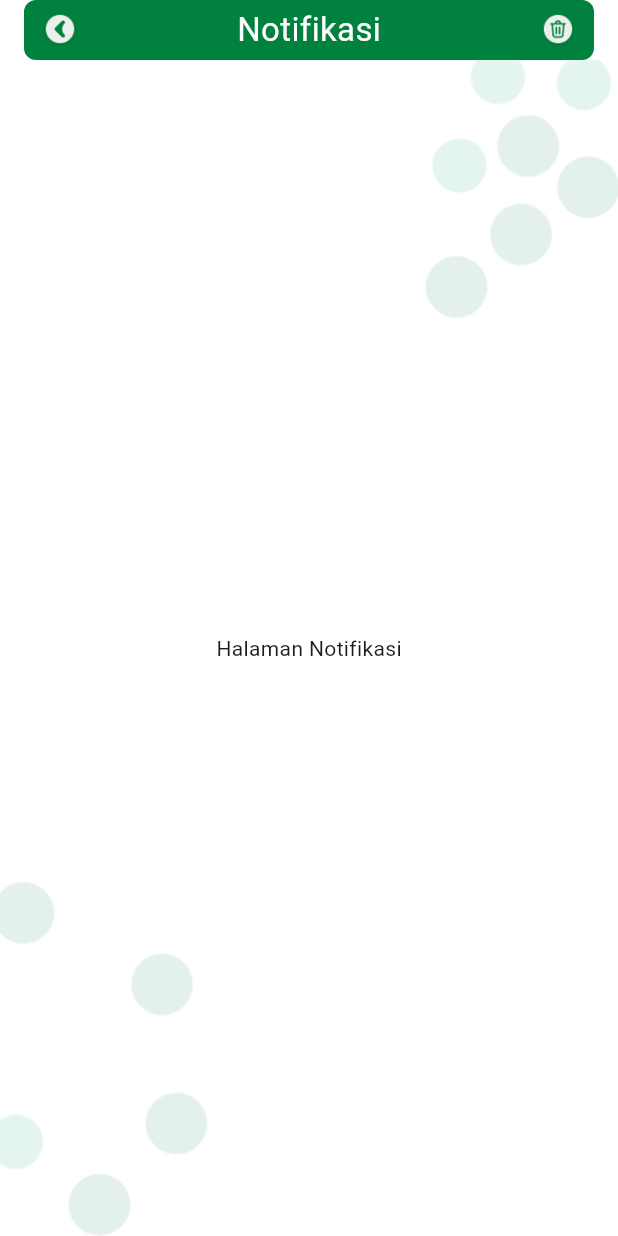
After one commit to Nndittoo/TANIKU, a Flutter app: the screen it shows once a user with an empty profile is signed in, item 2 of the bottom bar chosen, after a tap on the "mark email unread" icon, on a phone screen of 412 x 824 dp. The commit adds this screen. Run offline on Flutter 3.47's test engine with Material 3 defaults, Android fonts, the phone set to English and light mode, and no system bars; our stand-ins replace firebase_auth, firebase_core, geolocator, google_sign_in, image_picker; accounts and stored records are empty.

Commit message:
fitur lokasi

```diff
--- a/lib/api/weather_service.dart
+++ b/lib/api/weather_service.dart
@@ -1,15 +1,17 @@
 import 'dart:convert';
 import 'dart:developer';
 import 'package:http/http.dart' as http;
+import 'package:geolocator/geolocator.dart';
 
 class WeatherService {
   final String apiKey =
       '6467bb2e8d015f23f0b6068f7d23b589'; // Ganti dengan API key Anda
 
-  // Fetch current weather data
-  Future<Map<String, dynamic>?> fetchWeatherData(String cityName) async {
+  // Fetch current weather data using lat/lon
+  Future<Map<String, dynamic>?> fetchWeatherDataByLocation(
+      double latitude, double longitude) async {
     final url =
-        'https://api.openweathermap.org/data/2.5/weather?q=$cityName,ID&appid=$apiKey&units=metric&lang=id';
+        'https://api.openweathermap.org/data/2.5/weather?lat=$latitude&lon=$longitude&appid=$apiKey&units=metric&lang=id';
 
     try {
       final response = await http.get(Uri.parse(url));
@@ -25,10 +27,11 @@ class WeatherService {
     }
   }
 
-  // Fetch 5-day forecast data and filter for midday forecasts
-  Future<List<Map<String, dynamic>>?> fetchForecastData(String cityName) async {
+  // Fetch 5-day forecast data using lat/lon and filter for midday forecasts
+  Future<List<Map<String, dynamic>>?> fetchForecastDataByLocation(
+      double latitude, double longitude) async {
     final url =
-        'https://api.openweathermap.org/data/2.5/forecast?q=$cityName,ID&appid=$apiKey&units=metric&lang=id';
+        'https://api.openweathermap.org/data/2.5/forecast?lat=$latitude&lon=$longitude&appid=$apiKey&units=metric&lang=id';
 
     try {
       final response = await http.get(Uri.parse(url));
@@ -41,7 +44,7 @@ class WeatherService {
             .where((item) => item['dt_txt'].endsWith('12:00:00'))
             .map((item) => {
                   'date': item['dt_txt'],
-                  'temp': item['main']['temp'].toInt(), // Membulatkan suhu
+                  'temp': item['main']['temp'].toInt(),
                   'weather': item['weather'][0]['description'],
                   'icon': item['weather'][0]['main'],
                 })
@@ -57,4 +60,34 @@ class WeatherService {
       return null;
     }
   }
+
+  // Get current position using Geolocator
+  Future<Position> getCurrentPosition() async {
+    bool serviceEnabled;
+    LocationPermission permission;
+
+    // Check if location services are enabled
+    serviceEnabled = await Geolocator.isLocationServiceEnabled();
+    if (!serviceEnabled) {
+      throw Exception('Location services are disabled.');
+    }
+
+    // Check for location permissions
+    permission = await Geolocator.checkPermission();
+    if (permission == LocationPermission.denied) {
+      permission = await Geolocator.requestPermission();
+      if (permission == LocationPermission.denied) {
+        throw Exception('Location permissions are denied.');
+      }
+    }
+
+    if (permission == LocationPermission.deniedForever) {
+      throw Exception(
+          'Location permissions are permanently denied. Cannot request permissions.');
+    }
+
+    // Get the current position
+    return await Geolocator.getCurrentPosition(
+        desiredAccuracy: LocationAccuracy.high);
+  }
 }
--- a/lib/helper/utils.dart
+++ b/lib/helper/utils.dart
@@ -1,5 +1,4 @@
 import 'package:intl/intl.dart';
-import 'package:flutter/material.dart';
 
 String getWeatherImage(String input) {
   String assetPath = 'asset/img/';
@@ -90,7 +89,7 @@ List<Map<String, String>> getPlantRecommendations(
 
     default:
       addRecommendation(
-          {'name': 'Tanaman Umum', 'imagePath': 'asset/img/default_plant.png'});
+          {'name': 'Tidak ada', 'imagePath': 'asset/img/tidakada.png'});
   }
 
   // Logika berdasarkan kelembapan
--- a/lib/page/home.dart
+++ b/lib/page/home.dart
@@ -2,9 +2,13 @@ import 'package:flutter/material.dart';
 import 'package:taniku/api/weather_service.dart';
 import 'package:intl/intl.dart';
 import 'package:taniku/helper/utils.dart';
+import 'package:taniku/page/notifikasi.dart';
 import 'package:taniku/page/profil.dart';
 import 'package:taniku/page/auth/auth_service.dart';
+import 'package:geolocator/geolocator.dart';
 import 'package:image_picker/image_picker.dart';
+import 'dart:io';
+import 'package:taniku/api/posting_service.dart';
 
 class HomePage extends StatefulWidget {
   const HomePage({super.key});
@@ -38,7 +42,12 @@ class _HomePageState extends State<HomePage> {
         ),
         actions: [
           IconButton(
-            onPressed: () {},
+            onPressed: () {
+              Navigator.push(
+                  context,
+                  MaterialPageRoute(
+                      builder: (context) => const NotifikasiPage()));
+            },
             icon: const Icon(Icons.mark_email_unread_outlined),
             color: Colors.black87,
             iconSize: 32,
@@ -80,6 +89,7 @@ class _HomePageState extends State<HomePage> {
           mainAxisAlignment: MainAxisAlignment.end,
           children: [
             FloatingActionButton(
+              heroTag: 'btnPost',
               onPressed: () {
                 Navigator.push(
                     context,
@@ -94,6 +104,7 @@ class _HomePageState extends State<HomePage> {
             ),
             const SizedBox(height: 10),
             FloatingActionButton(
+              heroTag: 'btnSearch',
               onPressed: () {
                 Navigator.push(
                     context,
@@ -133,14 +144,26 @@ class _HomePageState extends State<HomePage> {
     );
   }
 
-  final String cityName = 'Medan';
   final WeatherService _weatherService = WeatherService();
 
-  Future<Map<String, dynamic>> fetchWeather(String cityName) async {
-    final currentData = await _weatherService.fetchWeatherData(cityName);
+  late double lat;
+  late double lon;
+
+  // Fungsi untuk mendapatkan lokasi dan cuaca
+  Future<Map<String, dynamic>> fetchWeather() async {
+    try {
+      Position position = await _weatherService.getCurrentPosition();
+      lat = position.latitude;
+      lon = position.longitude;
+
+      final currentData =
+          await _weatherService.fetchWeatherDataByLocation(lat, lon);
       return {
         'current': currentData,
       };
+    } catch (e) {
+      throw Exception('Gagal mendapatkan data cuaca: $e');
+    }
   }
 
   Widget buildMainContent(BuildContext context) {
@@ -153,17 +176,20 @@ class _HomePageState extends State<HomePage> {
             const SizedBox(height: 10),
             // Widget untuk menampilkan data cuaca
             FutureBuilder<Map<String, dynamic>>(
-              future: fetchWeather(cityName), // Memanggil fetchWeather
+              future: fetchWeather(), // Memanggil fetchWeather
               builder: (context, snapshot) {
                 if (snapshot.connectionState == ConnectionState.waiting) {
                   return const Center(
                       child: CircularProgressIndicator()); // Tampilkan loading
                 } else if (snapshot.hasError) {
-                  return Center(
+                  return const Center(
                       child: Text(
-                          'Error: ${snapshot.error}')); // Tampilkan error jika ada
+                          'Gagal Memuat Data')); // Tampilkan error jika ada
                 } else if (snapshot.hasData) {
                   var currentWeatherData = snapshot.data!['current'];
+                  String cityName =
+                      currentWeatherData['name']; // Ambil nama kota dari data
+
                   return Container(
                     height: 200,
                     decoration: const BoxDecoration(
@@ -193,17 +219,18 @@ class _HomePageState extends State<HomePage> {
                                       color: Colors.white, fontSize: 30),
                                 ),
                                 Text(
-                                  '${currentWeatherData!['weather'][0]['description']}',
+                                  '${currentWeatherData['weather'][0]['description']}',
                                   style: const TextStyle(
                                       color: Colors.white, fontSize: 16),
                                 ),
                                 const SizedBox(height: 10),
                                 TextButton(
                                   onPressed: () {
-                                    // Pindah ke halaman CuacaPage (halaman kelima dalam PageView)
                                     setState(() {
-                                      _currentIndex = 4;
-                                      _pageController.jumpToPage(4);
+                                      _currentIndex =
+                                          4; // Indeks halaman 'CuacaPage'
+                                      _pageController.jumpToPage(
+                                          4); // Navigasi ke halaman 'CuacaPage'
                                     });
                                   },
                                   style: TextButton.styleFrom(
@@ -227,7 +254,7 @@ class _HomePageState extends State<HomePage> {
                               image: DecorationImage(
                                 image: AssetImage(
                                   getWeatherImage(
-                                    currentWeatherData!['weather'][0]['main'],
+                                    currentWeatherData['weather'][0]['main'],
                                   ),
                                 ),
                                 fit: BoxFit.contain,
@@ -258,10 +285,11 @@ class _HomePageState extends State<HomePage> {
                 ),
                 TextButton(
                   onPressed: () {
-                    Navigator.push(
-                        context,
-                        MaterialPageRoute(
-                            builder: (context) => const MarketPricePage()));
+                    setState(() {
+                      _currentIndex = 1; // Indeks halaman 'MarketPricePage'
+                      _pageController.jumpToPage(
+                          1); // Navigasi ke halaman 'MarketPricePage'
+                    });
                   },
                   child: const Text(
                     "Selengkapnya",
@@ -304,7 +332,13 @@ class _HomePageState extends State<HomePage> {
                   ),
                 ),
                 TextButton(
-                  onPressed: () {},
+                  onPressed: () {
+                    setState(() {
+                      _currentIndex = 2; // Indeks halaman 'MarketPricePage'
+                      _pageController.jumpToPage(
+                          2); // Navigasi ke halaman 'MarketPricePage'
+                    });
+                  },
                   child: const Text(
                     "Selengkapnya",
                     style: TextStyle(
@@ -571,7 +605,8 @@ class TutorialPage extends StatelessWidget {
   @override
   Widget build(BuildContext context) {
     return Scaffold(
-      body: Padding(
+      body: SingleChildScrollView(
+        // Membungkus konten agar bisa di-scroll vertikal
         padding: const EdgeInsets.all(16.0),
         child: Column(
           crossAxisAlignment: CrossAxisAlignment.start,
@@ -642,7 +677,7 @@ class TutorialPage extends StatelessWidget {
                 ],
               ),
             ),
-            const SizedBox(height: 20),
+            const SizedBox(height: 10),
             // Card kecil pertama - latar belakang abu-abu
             _buildSmallCard("Judul Video 1", "Nama Penerbit",
                 "90K views • 1 minggu yang lalu",
@@ -864,18 +899,37 @@ class CuacaPage extends StatefulWidget {
 }
 
 class _CuacaPageState extends State<CuacaPage> {
-  final String cityName = 'Medan';
   final WeatherService _weatherService = WeatherService();
 
-  Future<Map<String, dynamic>> fetchWeather(String cityName) async {
-    final currentData = await _weatherService.fetchWeatherData(cityName);
+  late double lat;
+  late double lon;
+
+  Future<Map<String, dynamic>> fetchWeather() async {
+    try {
+      Position position = await _weatherService.getCurrentPosition();
+      lat = position.latitude;
+      lon = position.longitude;
+
+      final currentData =
+          await _weatherService.fetchWeatherDataByLocation(lat, lon);
       return {
         'current': currentData,
       };
+    } catch (e) {
+      throw Exception('Gagal mendapatkan data cuaca: $e');
+    }
   }
 
-  Future<List<Map<String, dynamic>>?> forecastWeather(String cityName) async {
-    return await _weatherService.fetchForecastData(cityName);
+  Future<List<Map<String, dynamic>>?> forecastWeather() async {
+    try {
+      Position position = await _weatherService.getCurrentPosition();
+      lat = position.latitude;
+      lon = position.longitude;
+
+      return await _weatherService.fetchForecastDataByLocation(lat, lon);
+    } catch (e) {
+      throw Exception('Gagal mendapatkan data forecast: $e');
+    }
   }
 
   @override
@@ -904,7 +958,7 @@ class _CuacaPageState extends State<CuacaPage> {
                       // Tindakan ketika tombol location ditekan
                     },
                     icon: const Icon(Icons.location_on),
-                    label: Text(cityName),
+                    label: const Text('Lokasi'),
                   ),
                 ],
               ),
@@ -915,7 +969,7 @@ class _CuacaPageState extends State<CuacaPage> {
                   padding:
                       const EdgeInsets.symmetric(vertical: 10, horizontal: 20),
                   decoration: BoxDecoration(
-                    color: Colors.green,
+                    color: const Color(0xff00813E),
                     borderRadius: BorderRadius.circular(12),
                   ),
                   child: Text(
@@ -930,7 +984,7 @@ class _CuacaPageState extends State<CuacaPage> {
               const SizedBox(height: 20),
               // Gambar cuaca di tengah
               FutureBuilder<Map<String, dynamic>>(
-                future: fetchWeather(cityName), // Memanggil fetchWeather
+                future: fetchWeather(), // Memanggil fetchWeather
                 builder: (context, snapshot) {
                   if (snapshot.connectionState == ConnectionState.waiting) {
                     return const Center(
@@ -954,21 +1008,18 @@ class _CuacaPageState extends State<CuacaPage> {
                             height: 150,
                             width: 150,
                           ),
-                          const SizedBox(height: 10),
                           Text(
                             "${currentWeatherData['main']['temp'].toInt()}°C",
                             style: const TextStyle(
                               fontSize: 30,
                               fontWeight: FontWeight.bold,
+                              color: Color(0xff00813E),
                             ),
                           ),
-                          const SizedBox(height: 5),
                           Text(
                             currentWeatherData['weather'][0]['description'],
                             style: const TextStyle(
-                              fontSize: 16,
-                              color: Colors.grey,
-                            ),
+                                fontSize: 26, color: Colors.grey),
                           ),
                         ],
                       ),
@@ -983,7 +1034,8 @@ class _CuacaPageState extends State<CuacaPage> {
                 padding:
                     const EdgeInsets.symmetric(horizontal: 12, vertical: 8),
                 decoration: BoxDecoration(
-                  color: Colors.green, // Warna hijau
+                  color: const Color(0xff00813E),
+                  // Warna hijau
                   borderRadius: BorderRadius.circular(8), // Sudut melengkung
                 ),
                 child: const Text(
@@ -998,7 +1050,7 @@ class _CuacaPageState extends State<CuacaPage> {
               SizedBox(
                 height: 150,
                 child: FutureBuilder<Map<String, dynamic>>(
-                  future: fetchWeather(cityName), // Memanggil fetchWeather
+                  future: fetchWeather(), // Memanggil fetchWeather
                   builder: (context, snapshot) {
                     if (snapshot.connectionState == ConnectionState.waiting) {
                       return const Center(child: CircularProgressIndicator());
@@ -1075,7 +1127,7 @@ class _CuacaPageState extends State<CuacaPage> {
               const SizedBox(height: 10),
               // Daftar cuaca
               FutureBuilder<List<Map<String, dynamic>>?>(
-                future: forecastWeather(cityName),
+                future: forecastWeather(),
                 builder: (context, snapshot) {
                   if (snapshot.connectionState == ConnectionState.waiting) {
                     return const Center(child: CircularProgressIndicator());
--- /dev/null
+++ b/lib/page/notifikasi.dart
@@ -0,0 +1,94 @@
+import 'package:flutter/material.dart';
+
+class NotifikasiPage extends StatefulWidget {
+  const NotifikasiPage({Key? key}) : super(key: key);
+
+  @override
+  State<NotifikasiPage> createState() => _NotifikasiPageState();
+}
+
+class _NotifikasiPageState extends State<NotifikasiPage> {
+  @override
+  Widget build(BuildContext context) {
+    return Scaffold(
+      appBar: PreferredSize(
+        preferredSize: const Size.fromHeight(40), // Tinggi AppBar
+        child: Container(
+          color: Colors.transparent, // Warna AppBar putih
+          child: Padding(
+            padding: const EdgeInsets.symmetric(horizontal: 16.0),
+            child: Align(
+              alignment: Alignment
+                  .bottomCenter, // Menjaga posisi kontainer tetap berada di tengah AppBar
+              child: Container(
+                padding: const EdgeInsets.symmetric(vertical: 0),
+                decoration: BoxDecoration(
+                  color: const Color(0xff00813E), // Warna hijau
+                  borderRadius: BorderRadius.circular(8),
+                ),
+                child: Row(
+                  mainAxisAlignment: MainAxisAlignment.spaceBetween,
+                  children: [
+                    // Tombol Kembali
+                    IconButton(
+                      icon: Image.asset(
+                        'asset/img/arrow.png', // Path ke gambar arrow
+                        width: 30, // Menyesuaikan ukuran gambar
+                        height: 30, // Menyesuaikan ukuran gambar
+                      ),
+                      onPressed: () {
+                        Navigator.pop(context);
+                      },
+                    ),
+                    // Teks "Notifikasi" di tengah
+                    const Text(
+                      "Notifikasi",
+                      style: TextStyle(
+                        color: Colors.white,
+                        fontSize: 22,
+                      ),
+                    ),
+                    // Tombol Hapus
+                    IconButton(
+                      icon: Image.asset(
+                        'asset/img/hapus.png', // Path ke gambar arrow
+                        width: 30, // Menyesuaikan ukuran gambar
+                        height: 30, // Menyesuaikan ukuran gambar
+                      ),
+                      onPressed: () {
+                        // Aksi tombol hapus
+                      },
+                    ),
+                  ],
+                ),
+              ),
+            ),
+          ),
+        ),
+      ),
+      body: Stack(
+        children: [
+          const Center(
+            child: Text("Halaman Notifikasi"),
+          ),
+          _buildDecorativeCircles(),
+        ],
+      ),
+    );
+  }
+
+  Widget _buildDecorativeCircles() {
+    return Stack(
+      children: [
+        Positioned(
+            top: -10,
+            right: -5,
+            child: Image.asset("asset/img/bola-tipis-atas.png")),
+        Positioned(
+            bottom: -40,
+            left: -40,
+            child: Image.asset("asset/img/bola-tipis-bawah.png")),
+      ],
+    );
+  }
+}
```
Also changed, not shown: lib/api/api.dart (deleted, +0 -16 lines), lib/page/auth/auth_service.dart (+41 -20 lines), lib/page/auth/login.dart (+7 -2 lines), lib/page/auth/register.dart (+10 -14 lines), lib/page/profil.dart (+80 -6 lines), pubspec.yaml (+1 -6 lines), asset/img/arrow.png (added), asset/img/hapus.png (added), asset/img/jeruk.png, asset/img/pintu.png (added), asset/img/tidakada.png (added), asset/img/tomat.png, pubspec.lock, 5 other files. Lines whose indentation alone changed are shown as unchanged.
